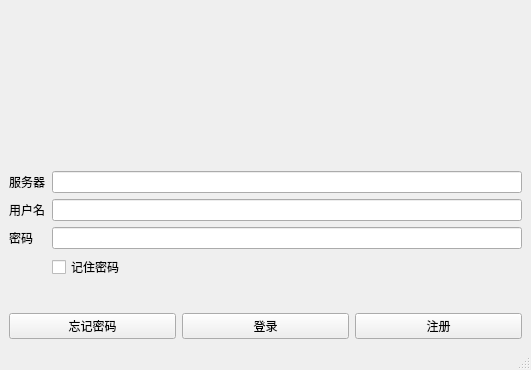
The window that ui/loginwindow.ui (piculator/piculator-client-software) describes before a commit, drawn with Qt 5.
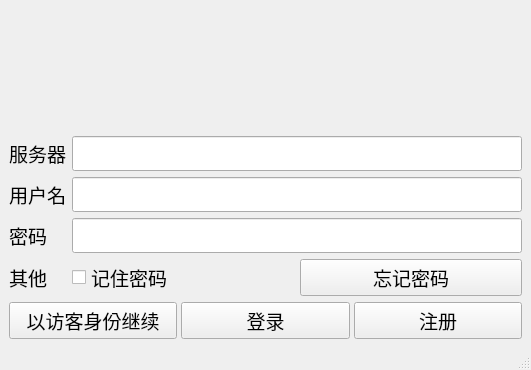
The same window after the commit. Icons and pictures are not drawn.

Patch:
```diff
--- a/ui/loginwindow.ui
+++ b/ui/loginwindow.ui
@@ -18,7 +18,7 @@
     <item>
      <widget class="QLabel" name="label">
       <property name="text">
-       <string>&lt;html&gt;&lt;head/&gt;&lt;body&gt;&lt;p align=&quot;center&quot;&gt;&lt;img src=&quot;:/banner/resource/piculator-banner-colorful@256x64.png&quot;/&gt;&lt;/p&gt;&lt;/body&gt;&lt;/html&gt;</string>
+       <string/>
       </property>
      </widget>
     </item>
@@ -33,7 +33,7 @@
       <property name="sizeHint" stdset="0">
        <size>
         <width>20</width>
-        <height>20</height>
+        <height>10</height>
        </size>
       </property>
      </spacer>
@@ -42,26 +42,58 @@
      <layout class="QFormLayout" name="formLayout">
       <item row="0" column="0">
        <widget class="QLabel" name="serverLabel">
+        <property name="font">
+         <font>
+          <family>黑体</family>
+          <pointsize>14</pointsize>
+         </font>
+        </property>
         <property name="text">
          <string>服务器</string>
         </property>
        </widget>
       </item>
       <item row="0" column="1">
-       <widget class="QLineEdit" name="serverLineEdit"/>
+       <widget class="QLineEdit" name="serverLineEdit">
+        <property name="font">
+         <font>
+          <family>黑体</family>
+          <pointsize>14</pointsize>
+         </font>
+        </property>
+       </widget>
       </item>
       <item row="1" column="0">
        <widget class="QLabel" name="userLabel">
+        <property name="font">
+         <font>
+          <family>黑体</family>
+          <pointsize>14</pointsize>
+         </font>
+        </property>
         <property name="text">
          <string>用户名</string>
         </property>
        </widget>
       </item>
       <item row="1" column="1">
-       <widget class="QLineEdit" name="userLineEdit"/>
+       <widget class="QLineEdit" name="userLineEdit">
+        <property name="font">
+         <font>
+          <family>黑体</family>
+          <pointsize>14</pointsize>
+         </font>
+        </property>
+       </widget>
       </item>
       <item row="2" column="0">
        <widget class="QLabel" name="passwordLabel">
+        <property name="font">
+         <font>
+          <family>黑体</family>
+          <pointsize>14</pointsize>
+         </font>
+        </property>
         <property name="text">
          <string>密码</string>
         </property>
@@ -69,31 +101,88 @@
       </item>
       <item row="2" column="1">
        <widget class="QLineEdit" name="passwordLineEdit">
+        <property name="font">
+         <font>
+          <family>黑体</family>
+          <pointsize>14</pointsize>
+         </font>
+        </property>
         <property name="echoMode">
          <enum>QLineEdit::Password</enum>
         </property>
        </widget>
       </item>
+      <item row="3" column="0">
+       <widget class="QLabel" name="labelForOther">
+        <property name="font">
+         <font>
+          <family>黑体</family>
+          <pointsize>14</pointsize>
+         </font>
+        </property>
+        <property name="text">
+         <string>其他</string>
+        </property>
+       </widget>
+      </item>
       <item row="3" column="1">
-       <widget class="QCheckBox" name="rememberPasswordCheckBox">
-        <property name="text">
-         <string>记住密码</string>
-        </property>
-       </widget>
+       <layout class="QHBoxLayout" name="horizontal_other">
+        <item>
+         <widget class="QCheckBox" name="rememberPasswordCheckBox">
+          <property name="font">
+           <font>
+            <family>黑体</family>
+            <pointsize>14</pointsize>
+           </font>
+          </property>
+          <property name="text">
+           <string>记住密码</string>
+          </property>
+         </widget>
+        </item>
+        <item>
+         <widget class="QPushButton" name="forgetPasswordPushButton">
+          <property name="font">
+           <font>
+            <family>黑体</family>
+            <pointsize>14</pointsize>
+           </font>
+          </property>
+          <property name="text">
+           <string>忘记密码</string>
+          </property>
+         </widget>
+        </item>
+       </layout>
       </item>
      </layout>
     </item>
     <item>
      <layout class="QHBoxLayout" name="horizontalLayout">
+      <property name="spacing">
+       <number>4</number>
+      </property>
       <item>
-       <widget class="QPushButton" name="forgetPasswordPushButton">
+       <widget class="QPushButton" name="guestModePushButton">
+        <property name="font">
+         <font>
+          <family>黑体</family>
+          <pointsize>14</pointsize>
+         </font>
+        </property>
         <property name="text">
-         <string>忘记密码</string>
+         <string>以访客身份继续</string>
         </property>
        </widget>
       </item>
       <item>
        <widget class="QPushButton" name="loginPushButton">
+        <property name="font">
+         <font>
+          <family>黑体</family>
+          <pointsize>14</pointsize>
+         </font>
+        </property>
         <property name="text">
          <string>登录</string>
         </property>
@@ -101,6 +190,12 @@
       </item>
       <item>
        <widget class="QPushButton" name="registerPushButton">
+        <property name="font">
+         <font>
+          <family>黑体</family>
+          <pointsize>14</pointsize>
+         </font>
+        </property>
         <property name="text">
          <string>注册</string>
         </property>
```
Left out of the diff: 10 changed lines with no effect on the pictures.
